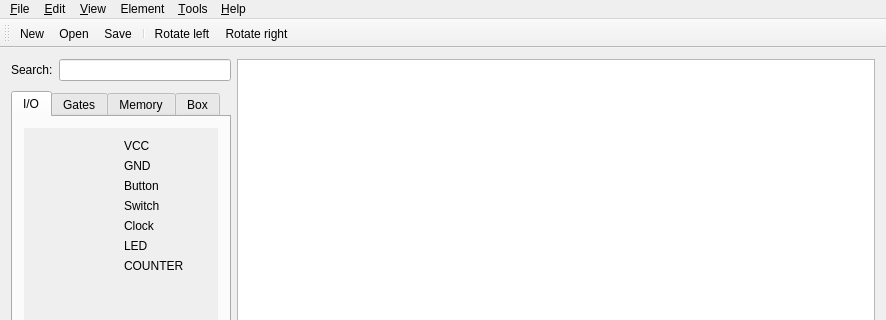
Before: the Qt Designer form mainwindow.ui in GIBIS-UNIFESP/wiRedPanda, drawn with Qt 5; both pictures show x 0 to 886 and y 0 to 320 of the 886 by 765 pixel window.
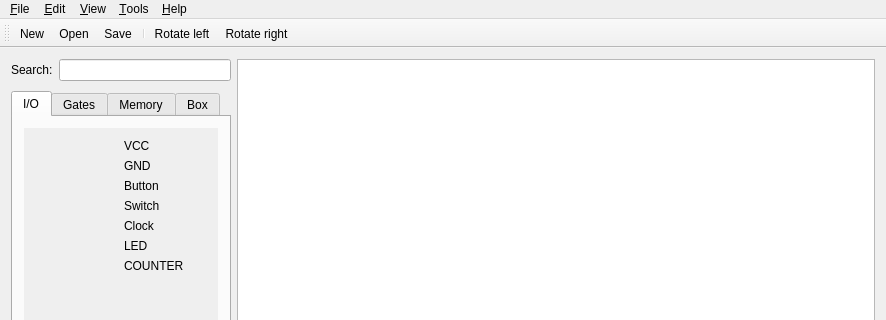
After: the same form once the commit is applied. Icons and pictures are not drawn. Custom widgets are drawn as their Qt base class.

Commit message: Added rotate left and rotate right to edit menu. Added open file and save file dialogs.

Diff of the .ui file:
```diff
--- a/mainwindow.ui
+++ b/mainwindow.ui
@@ -744,7 +744,7 @@
      <x>0</x>
      <y>0</y>
      <width>886</width>
-     <height>20</height>
+     <height>27</height>
     </rect>
    </property>
    <widget class="QMenu" name="menuFile">
@@ -805,16 +805,9 @@
     <addaction name="separator"/>
     <addaction name="menuShow"/>
    </widget>
-   <widget class="QMenu" name="menuElement">
-    <property name="title">
-     <string>Element</string>
-    </property>
-    <addaction name="actionRotate_right"/>
-   </widget>
    <addaction name="menuFile"/>
    <addaction name="menuEdit"/>
    <addaction name="menuView"/>
-   <addaction name="menuElement"/>
    <addaction name="menuTools"/>
    <addaction name="menuHelp"/>
   </widget>
```
Left out of the diff: 41 changed lines with no effect on the pictures. The commit also changes 2 other files.
